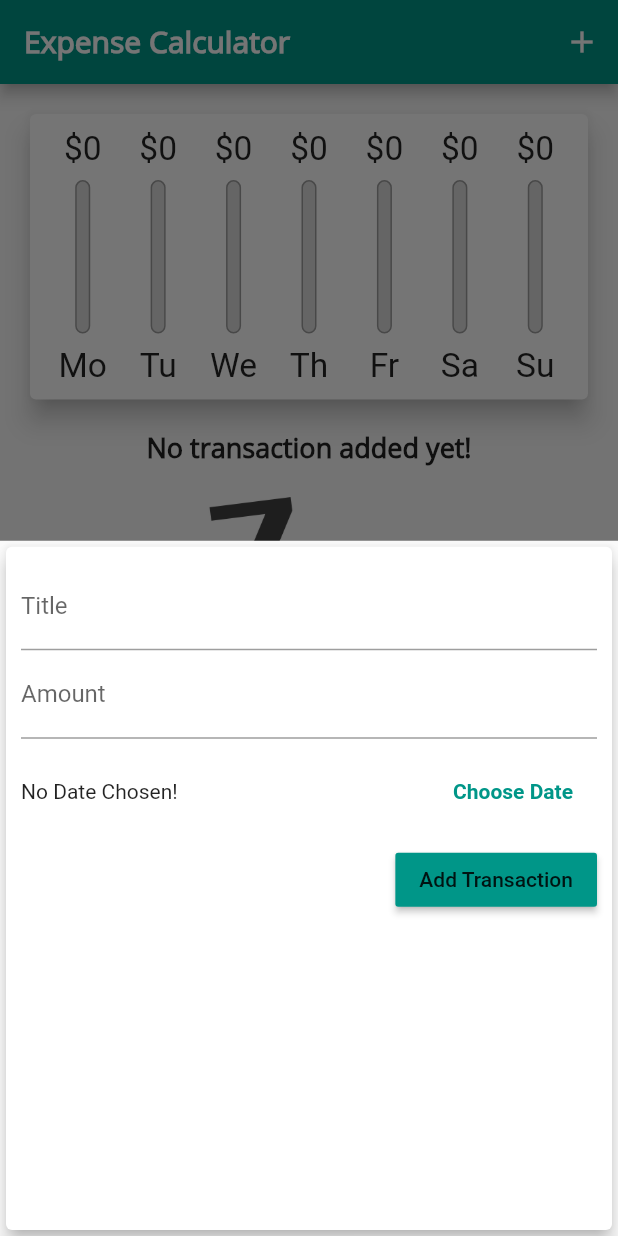
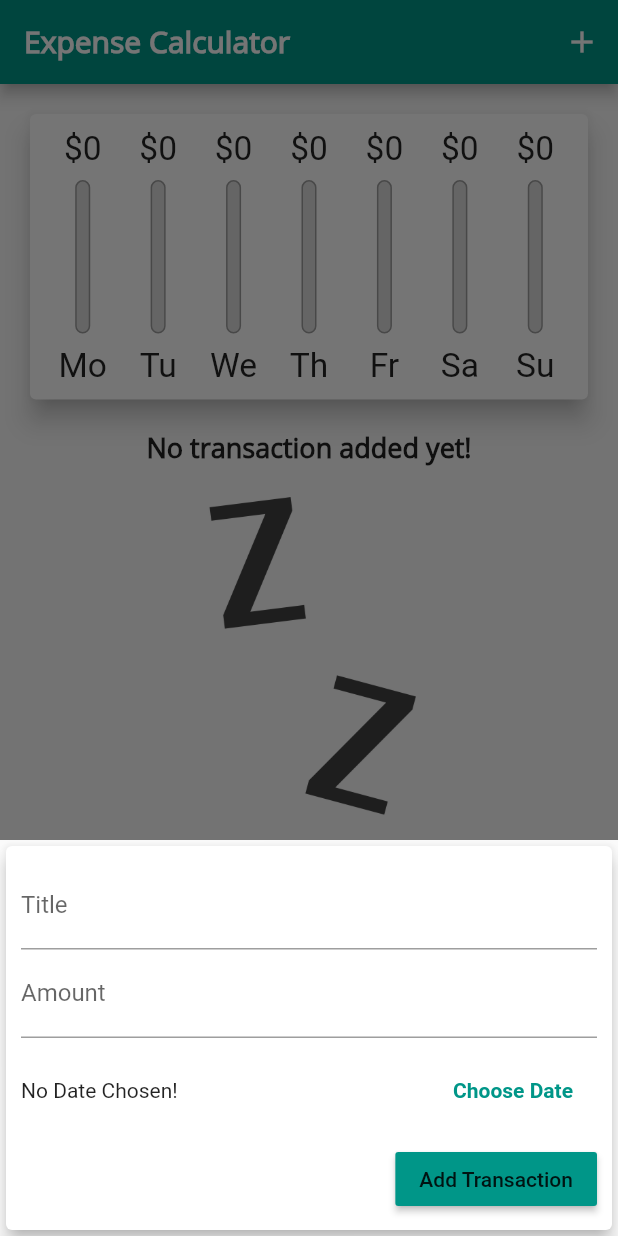
Before and after one commit to UT07/ExpenseCalculator, a Flutter app: the screen it shows after launch, after a tap on the "add" icon, on a phone screen of 412 x 824 dp. Run offline on Flutter 3.47's test engine with Material 2 defaults, Android fonts, the phone set to English and light mode, and no system bars.

Commit message:
Finished with responsive dimensions of the app

```diff
--- a/expense_calculator/lib/main.dart
+++ b/expense_calculator/lib/main.dart
@@ -1,5 +1,5 @@
 import 'package:flutter/material.dart';
-import 'package:flutter/services.dart';
+
 import './widgets/transaction_list.dart';
 import './widgets/new_transaction.dart';
 import './widgets/chart.dart';
--- a/expense_calculator/lib/widgets/new_transaction.dart
+++ b/expense_calculator/lib/widgets/new_transaction.dart
@@ -54,10 +54,16 @@ class _NewTransactionState extends State<NewTransaction> {
 
   @override
   Widget build(BuildContext context) {
-    return Card(
+    return SingleChildScrollView(
+      child: Card(
         elevation: 5,
         child: Container(
-        padding: EdgeInsets.all(10),
+          padding: EdgeInsets.only(
+            top: 10,
+            left: 10,
+            right: 10,
+            bottom: MediaQuery.of(context).viewInsets.bottom + 10,
+          ),
           child: Column(
             crossAxisAlignment: CrossAxisAlignment.end,
             children: <Widget>[
@@ -108,6 +114,7 @@ class _NewTransactionState extends State<NewTransaction> {
             ],
           ),
         ),
+      ),
     );
   }
 }
```
Also changed, not shown: expense_calculator/lib/widgets/transaction_list.dart (+15 -1 lines). Lines whose indentation alone changed are shown as unchanged.
